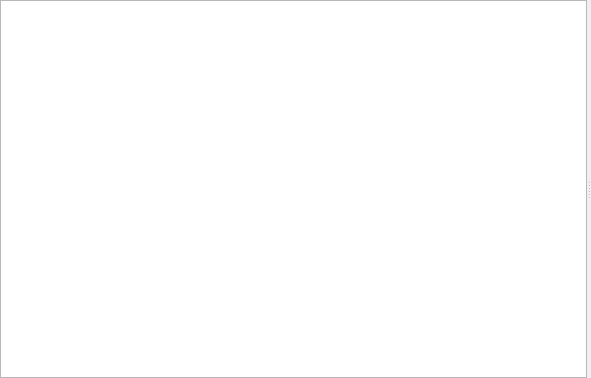
Old version of the form ui/paintanalyzerwidget.ui in the repository KDAB/GammaRay.
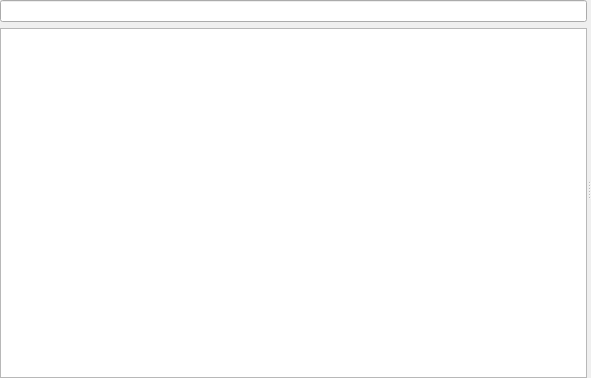
New version of the form. Custom widgets are drawn as their Qt base class.

Commit message: Add a search line for paint analyzer commands

```diff
--- a/ui/paintanalyzerwidget.ui
+++ b/ui/paintanalyzerwidget.ui
@@ -19,10 +19,22 @@
      <property name="orientation">
       <enum>Qt::Horizontal</enum>
      </property>
+     <widget class="QWidget" name="layoutWidget">
+      <layout class="QVBoxLayout" name="verticalLayout">
+       <item>
+        <widget class="QLineEdit" name="commandSearchLine"/>
+       </item>
+       <item>
      <widget class="GammaRay::DeferredTreeView" name="commandView">
       <property name="rootIsDecorated">
        <bool>false</bool>
       </property>
+         <property name="sortingEnabled">
+          <bool>false</bool>
+         </property>
+        </widget>
+       </item>
+      </layout>
      </widget>
      <widget class="QWidget" name="layoutWidget">
       <layout class="QVBoxLayout" name="replayContainer">
```
Lines whose indentation alone changed are shown as unchanged. The commit also changes 3 other files.
